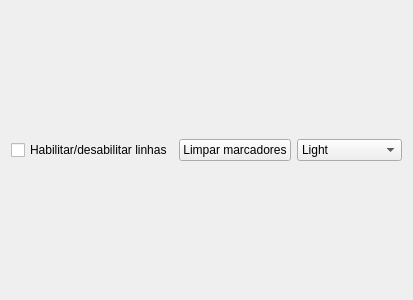
Old version of the form ui/widgetgraficos.ui in the repository darktorres/ERP-STACCATO.
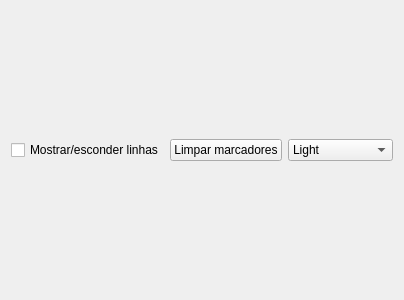
New version of the form.

```diff
--- a/ui/widgetgraficos.ui
+++ b/ui/widgetgraficos.ui
@@ -19,7 +19,7 @@
      <item>
       <widget class="QCheckBox" name="checkBox">
        <property name="text">
-        <string>Habilitar/desabilitar linhas</string>
+        <string>Mostrar/esconder linhas</string>
        </property>
       </widget>
      </item>
```
